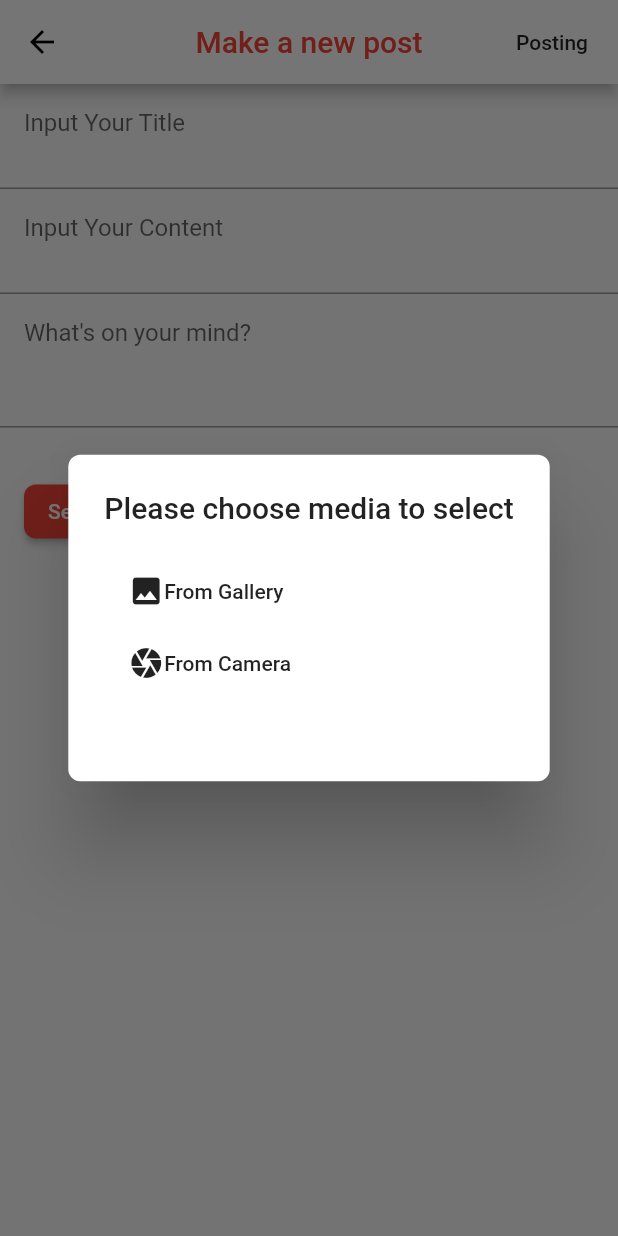
After one commit to alamsyahh15/news_udacoding, a Flutter app: the AddPage screen opened directly, after a tap on "Select Image", on a phone screen of 412 x 824 dp. The commit adds this screen. Run offline on Flutter 3.47's test engine with Material 2 defaults, Android fonts, the phone set to English and light mode, and no system bars; our stand-ins replace awesome_dialog, firebase_messaging, image_picker, shared_preferences; accounts and stored records are empty.

Commit message:
commit day 3

```diff
--- a/lib/main.dart
+++ b/lib/main.dart
@@ -4,4 +4,9 @@ import 'package:flutter_news_app/ui_page/RegisterLogin/LoginPage.dart';
 void main() => runApp(MaterialApp(
   home: LoginPage(),
   debugShowCheckedModeBanner: false,
+  theme: ThemeData(
+    appBarTheme: AppBarTheme(
+      iconTheme: IconThemeData(color: Colors.black)
+    )
+  ),
 ));
--- a/lib/network/NetworkProvider.dart
+++ b/lib/network/NetworkProvider.dart
@@ -1,5 +1,6 @@
 import 'dart:convert';
-
+import 'dart:io';
+import 'package:async/async.dart';
 import 'package:awesome_dialog/awesome_dialog.dart';
 import 'package:flutter/cupertino.dart';
 import 'package:flutter/material.dart';
@@ -13,6 +14,7 @@ abstract class BaseEndpoint{
   void registerUser(String myName, String myEmail, String myPassword, BuildContext context);
   Future<List> loginUser(String myEmail, String myPassword, BuildContext context);
   Future<List> getNews();
+  void addNews(String title, String content, String description, File image);
 }
 
 
@@ -78,4 +80,27 @@ class NetworkProvider extends BaseEndpoint{
 
     return listData.article;
   }
+
+  @override
+  void addNews(String title, String content, String description, File image) async{
+    // TODO: implement addNews
+
+    var stream = http.ByteStream(DelegatingStream.typed(image.openRead()));
+    var length = await image.length();
+
+    var request = http.MultipartRequest('POST',
+        Uri.parse(ConstantFile().baseUrl + "addNews"));
+    var multipart = http.MultipartFile('image',stream,length,filename: image.path);
+
+    request.files.add(multipart);
+    request.fields['title'] = title;
+    request.fields['content'] = content;
+    request.fields['description'] = description;
+    var response = await request.send();
+    if(response.statusCode == 200){
+      print("Image Uploaded");
+    } else {
+      print("Image Failed Uploaded");
+    }
+  }
 }
--- /dev/null
+++ b/lib/ui_page/add_page/AddPage.dart
@@ -0,0 +1,166 @@
+import 'dart:io';
+import 'package:flutter/cupertino.dart';
+import 'package:flutter/material.dart';
+import 'package:flutter_news_app/network/NetworkProvider.dart';
+import 'package:image_picker/image_picker.dart';
+
+class AddPage extends StatefulWidget {
+  @override
+  _AddPageState createState() => _AddPageState();
+}
+
+class _AddPageState extends State<AddPage> {
+  BaseEndpoint network = NetworkProvider();
+  TextEditingController etTitle = TextEditingController();
+  TextEditingController etContent = TextEditingController();
+  TextEditingController etDescription = TextEditingController();
+  File _image;
+  void myAlert() {
+    showDialog(
+        context: context,
+        builder: (BuildContext context) {
+          return AlertDialog(
+            shape:
+                RoundedRectangleBorder(borderRadius: BorderRadius.circular(8)),
+            title: Text("Please choose media to select"),
+            content: Container(
+              height: MediaQuery.of(context).size.height / 6.5,
+              child: Column(
+                children: <Widget>[
+                  FlatButton(
+                    onPressed: () {
+                      Navigator.pop(context);
+                      getImage(ImageSource.gallery);
+                    },
+                    child: Row(
+                      children: <Widget>[
+                        Icon(Icons.image),
+                        Text("From Gallery")
+                      ],
+                    ),
+                  ),
+                  FlatButton(
+                    onPressed: () {
+                      Navigator.pop(context);
+                      getImage(ImageSource.camera);
+                    },
+                    child: Row(
+                      children: <Widget>[
+                        Icon(Icons.camera),
+                        Text("From Camera")
+                      ],
+                    ),
+                  ),
+                ],
+              ),
+            ),
+          );
+        });
+  }
+
+  Future getImage(ImageSource media) async {
+    var img = await ImagePicker.pickImage(source: media);
+    if (img != null) {
+      setState(() {
+        _image = img;
+      });
+    }
+  }
+
+  @override
+  Widget build(BuildContext context) {
+    return Scaffold(
+      appBar: AppBar(
+        centerTitle: true,
+        backgroundColor: Colors.white,
+        title: Text(
+          "Make a new post",
+          style: TextStyle(color: Colors.red),
+        ),
+        actions: <Widget>[
+          FlatButton(
+            onPressed: () async{
+              network.addNews(
+                  etTitle.text.toString(),
+                  etContent.text.toString(),
+                  etDescription.text.toString(),
+                  _image
+              );
+              await network.getNews();
+              Navigator.pop(context);
+              },
+            child: Text("Posting"),
+          )
+        ],
+      ),
+      body: ListView(
+        children: <Widget>[
+          Column(
+            crossAxisAlignment: CrossAxisAlignment.start,
+            children: <Widget>[
+              //Title
+              TextFormField(
+                controller: etTitle,
+                minLines: 2,
+                maxLines: 5,
+                decoration: InputDecoration(
+                    contentPadding: EdgeInsets.all(16),
+                    hintText: "Input Your Title"),
+              ),
+
+              //Content
+              TextFormField(
+                controller: etContent,
+                minLines: 2,
+                maxLines: 5,
+                decoration: InputDecoration(
+                    contentPadding: EdgeInsets.all(16),
+                    hintText: "Input Your Content"),
+              ),
+
+              //Description
+              TextFormField(
+                controller: etDescription,
+                minLines: 3,
+                maxLines: 15,
+                decoration: InputDecoration(
+                    contentPadding: EdgeInsets.all(16),
+                    hintText: "What's on your mind?"),
+              ),
+
+              Padding(
+                  padding: const EdgeInsets.only(left: 16, top: 16, right: 16),
+                  child: _image == null
+                      ? Center()
+                      : ClipRRect(
+                          borderRadius: BorderRadius.circular(8),
+                          child: Image.file(
+                            _image,
+                            fit: BoxFit.fill,
+                            width: MediaQuery.of(context).size.width,
+                            height: MediaQuery.of(context).size.height / 5,
+                          ))),
+
+              //Button
+              Padding(
+                padding: const EdgeInsets.all(16.0),
+                child: RaisedButton(
+                  shape: RoundedRectangleBorder(
+                      borderRadius: BorderRadius.circular(8)),
+                  color: Colors.red,
+                  child: Text(
+                    "Select Image",
+                    style: TextStyle(color: Colors.white),
+                  ),
+                  onPressed: () {
+                    myAlert();
+                  },
+                ),
+              )
+            ],
+          )
+        ],
+      ),
+    );
+  }
+}
--- a/pubspec.yaml
+++ b/pubspec.yaml
@@ -26,6 +26,8 @@ dependencies:
   http:
   shared_preferences:
   awesome_dialog:
+  image_picker:
+  firebase_messaging:
 
 dev_dependencies:
   flutter_test:
```
Also changed, not shown: lib/ui_page/DashboardPage.dart (+39 -1 lines), lib/ui_page/RegisterLogin/LoginPage.dart (+7 -0 lines), lib/ui_page/home/ItemListVertical.dart (+74 -5 lines), pubspec.lock, 4 other files.
